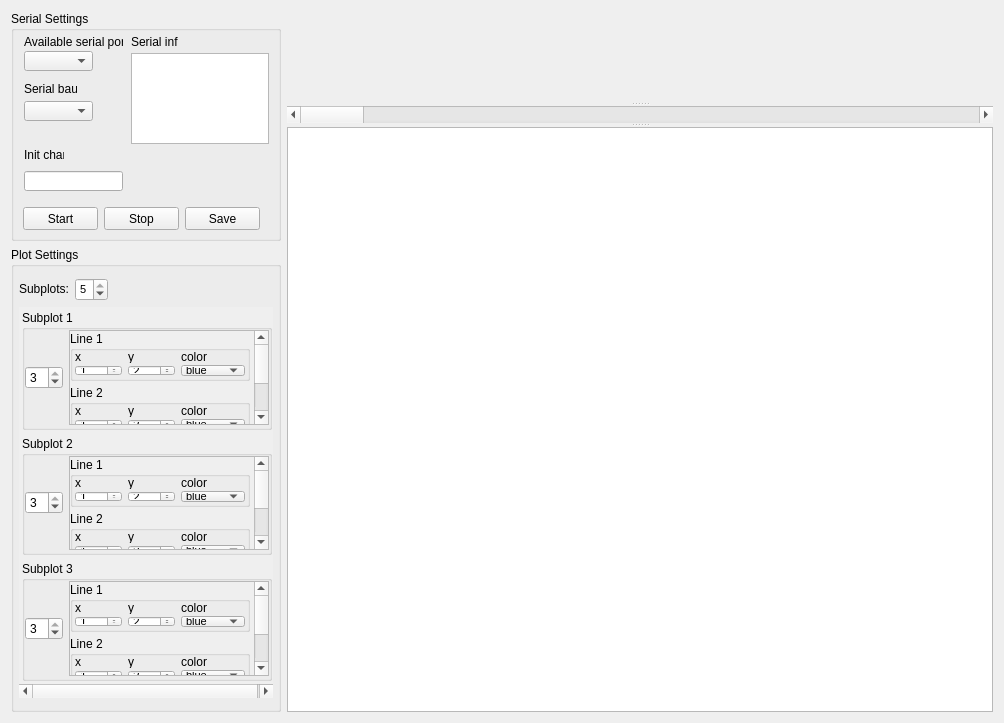
The window that widget.ui (UniTN-Mechatronics/QTSerialPlot) describes before a commit, drawn with Qt 5.
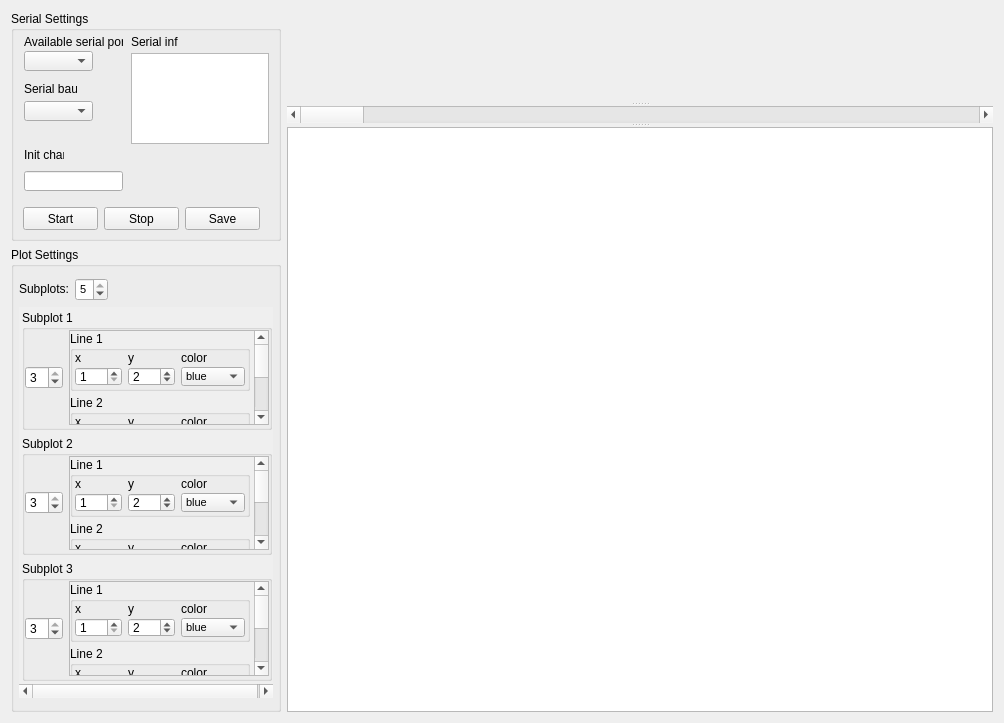
The same window after the commit. Custom widgets are drawn as their Qt base class.

Commit message: Fixon the UI for mac and linux visualization

What changed in the file:
```diff
--- a/widget.ui
+++ b/widget.ui
@@ -336,8 +336,7 @@
                <item>
                 <widget class="QSpinBox" name="numberlines_spinBox_1">
                  <property name="styleSheet">
-                  <string notr="true">
-</string>
+                  <string notr="true"/>
                  </property>
                  <property name="minimum">
                   <number>1</number>
@@ -380,9 +379,9 @@
                   <property name="geometry">
                    <rect>
                     <x>0</x>
-                    <y>-97</y>
+                    <y>0</y>
                     <width>181</width>
-                    <height>158</height>
+                    <height>188</height>
                    </rect>
                   </property>
                   <layout class="QVBoxLayout" name="verticalLayout_3">
@@ -412,13 +411,13 @@
                      <property name="minimumSize">
                       <size>
                        <width>180</width>
-                       <height>50</height>
+                       <height>60</height>
                       </size>
                      </property>
                      <property name="maximumSize">
                       <size>
                        <width>180</width>
-                       <height>50</height>
+                       <height>60</height>
                       </size>
                      </property>
                      <property name="title">
@@ -571,13 +570,13 @@
                      <property name="minimumSize">
                       <size>
                        <width>180</width>
-                       <height>50</height>
+                       <height>60</height>
                       </size>
                      </property>
                      <property name="maximumSize">
                       <size>
                        <width>180</width>
-                       <height>50</height>
+                       <height>60</height>
                       </size>
                      </property>
                      <property name="title">
@@ -730,13 +729,13 @@
                      <property name="minimumSize">
                       <size>
                        <width>180</width>
-                       <height>50</height>
+                       <height>60</height>
                       </size>
                      </property>
                      <property name="maximumSize">
                       <size>
                        <width>180</width>
-                       <height>50</height>
+                       <height>60</height>
                       </size>
                      </property>
                      <property name="title">
@@ -958,9 +957,9 @@
                   <property name="geometry">
                    <rect>
                     <x>0</x>
-                    <y>-23</y>
+                    <y>0</y>
                     <width>181</width>
-                    <height>158</height>
+                    <height>188</height>
                    </rect>
                   </property>
                   <layout class="QVBoxLayout" name="verticalLayout_4">
@@ -990,13 +989,13 @@
                      <property name="minimumSize">
                       <size>
                        <width>180</width>
-                       <height>50</height>
+                       <height>60</height>
                       </size>
                      </property>
                      <property name="maximumSize">
                       <size>
                        <width>180</width>
-                       <height>50</height>
+                       <height>60</height>
                       </size>
                      </property>
                      <property name="title">
@@ -1149,13 +1148,13 @@
                      <property name="minimumSize">
                       <size>
                        <width>180</width>
-                       <height>50</height>
+                       <height>60</height>
                       </size>
                      </property>
                      <property name="maximumSize">
                       <size>
                        <width>180</width>
-                       <height>50</height>
+                       <height>60</height>
                       </size>
                      </property>
                      <property name="title">
@@ -1308,13 +1307,13 @@
                      <property name="minimumSize">
                       <size>
                        <width>180</width>
-                       <height>50</height>
+                       <height>60</height>
                       </size>
                      </property>
                      <property name="maximumSize">
                       <size>
                        <width>180</width>
-                       <height>50</height>
+                       <height>60</height>
                       </size>
                      </property>
                      <property name="title">
@@ -1536,9 +1535,9 @@
                   <property name="geometry">
                    <rect>
                     <x>0</x>
-                    <y>-23</y>
+                    <y>0</y>
                     <width>181</width>
-                    <height>158</height>
+                    <height>188</height>
                    </rect>
                   </property>
                   <layout class="QVBoxLayout" name="verticalLayout_5">
@@ -1568,13 +1567,13 @@
                      <property name="minimumSize">
                       <size>
                        <width>180</width>
-                       <height>50</height>
+                       <height>60</height>
                       </size>
                      </property>
                      <property name="maximumSize">
                       <size>
                        <width>180</width>
-                       <height>50</height>
+                       <height>60</height>
                       </size>
                      </property>
                      <property name="title">
@@ -1727,13 +1726,13 @@
                      <property name="minimumSize">
                       <size>
                        <width>180</width>
-                       <height>50</height>
+                       <height>60</height>
                       </size>
                      </property>
                      <property name="maximumSize">
                       <size>
                        <width>180</width>
-                       <height>50</height>
+                       <height>60</height>
                       </size>
                      </property>
                      <property name="title">
@@ -1886,13 +1885,13 @@
                      <property name="minimumSize">
                       <size>
                        <width>180</width>
-                       <height>50</height>
+                       <height>60</height>
                       </size>
                      </property>
                      <property name="maximumSize">
                       <size>
                        <width>180</width>
-                       <height>50</height>
+                       <height>60</height>
                       </size>
                      </property>
                      <property name="title">
```
